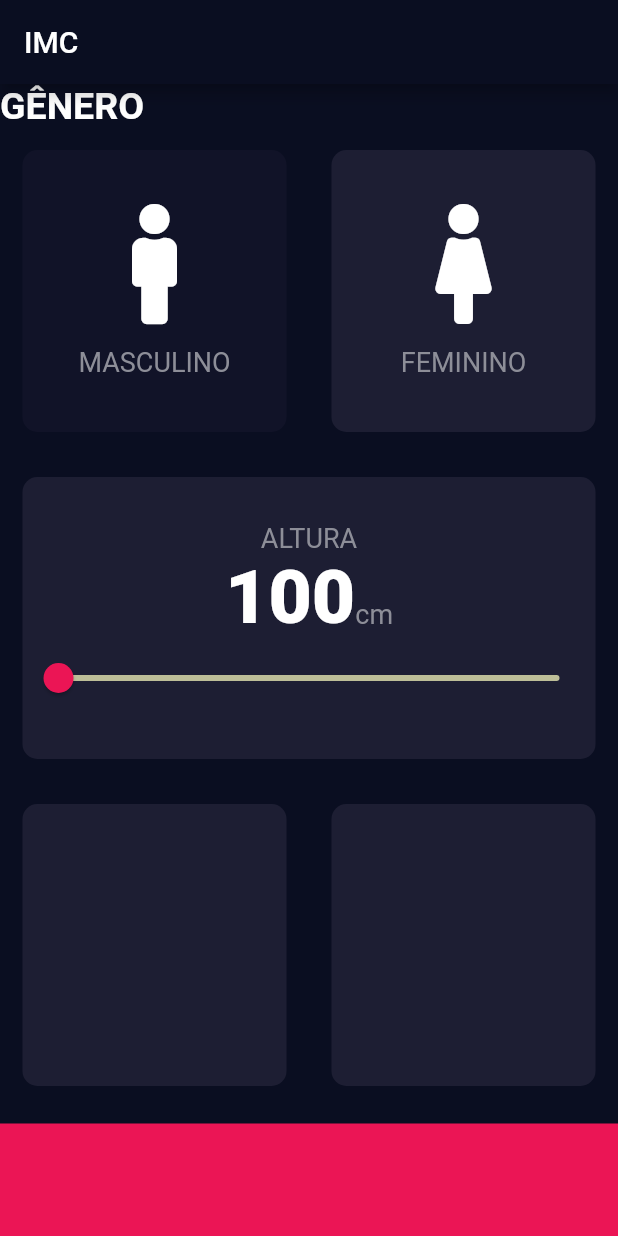
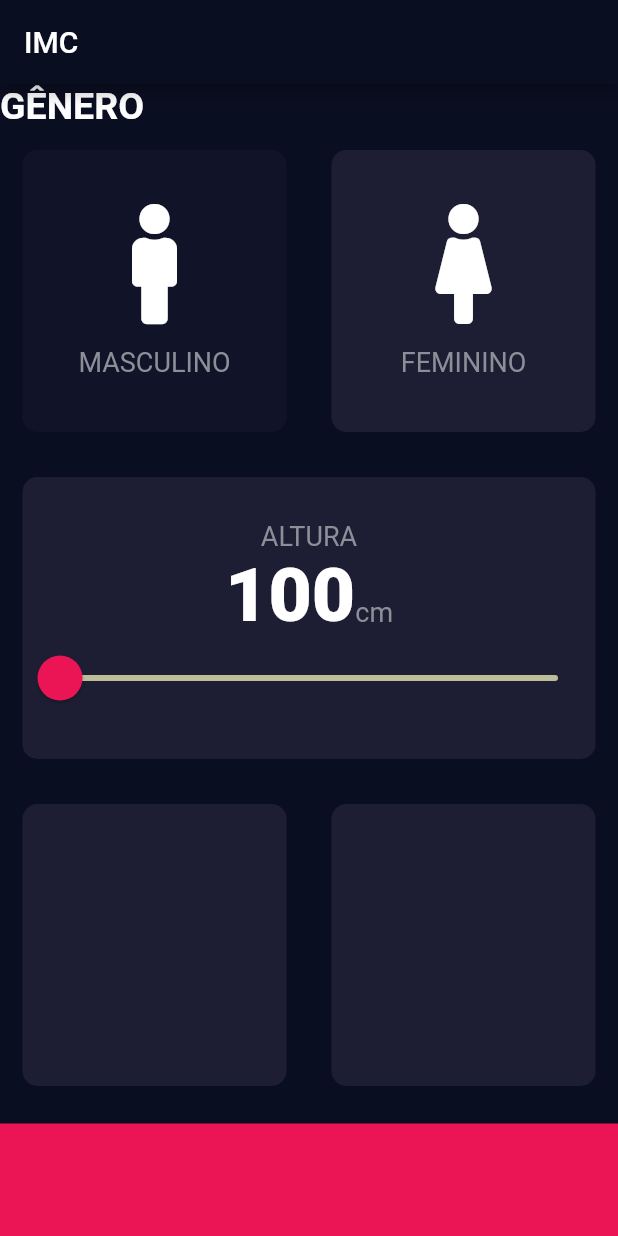
Before and after one commit to adilsontchameia/CalculadoraIMC, a Flutter app: the screen it shows after launch, on a phone screen of 412 x 824 dp. Run offline on Flutter 3.47's test engine with Material 2 defaults, Android fonts, the phone set to English and light mode, and no system bars; our stand-ins replace font_awesome_flutter.

Commit message:
slider personalizado

```diff
--- a/lib/input_page.dart
+++ b/lib/input_page.dart
@@ -92,17 +92,25 @@ class _HomeState extends State<Home> {
                     ),
                   ],
                 ),
-                Slider(
+                SliderTheme(
+                  data: SliderTheme.of(context).copyWith(
+                    thumbColor: Color(0xFFEB1555),
+                    activeTickMarkColor: Colors.white,
+                    overlayColor: Color(0x29EB1555),
+                    inactiveTrackColor: Color(0xFFBDBE98),
+                    thumbShape: RoundSliderThumbShape(enabledThumbRadius: 15.0),
+                    overlayShape: RoundSliderOverlayShape(overlayRadius: 25.0),
+                  ),
+                  child: Slider(
                     value: height.toDouble(),
                     min: 100.0,
                     max: 220.0,
-                  activeColor: Color(0xFFEB1555),
-                  inactiveColor: Color(0xFFBDBE98),
                     onChanged: (double newValue) {
                       setState(() {
                         height = newValue.toInt();
                       });
                     },
+                  ),
                 ),
               ],
             ),
```
Lines whose indentation alone changed are shown as unchanged.
